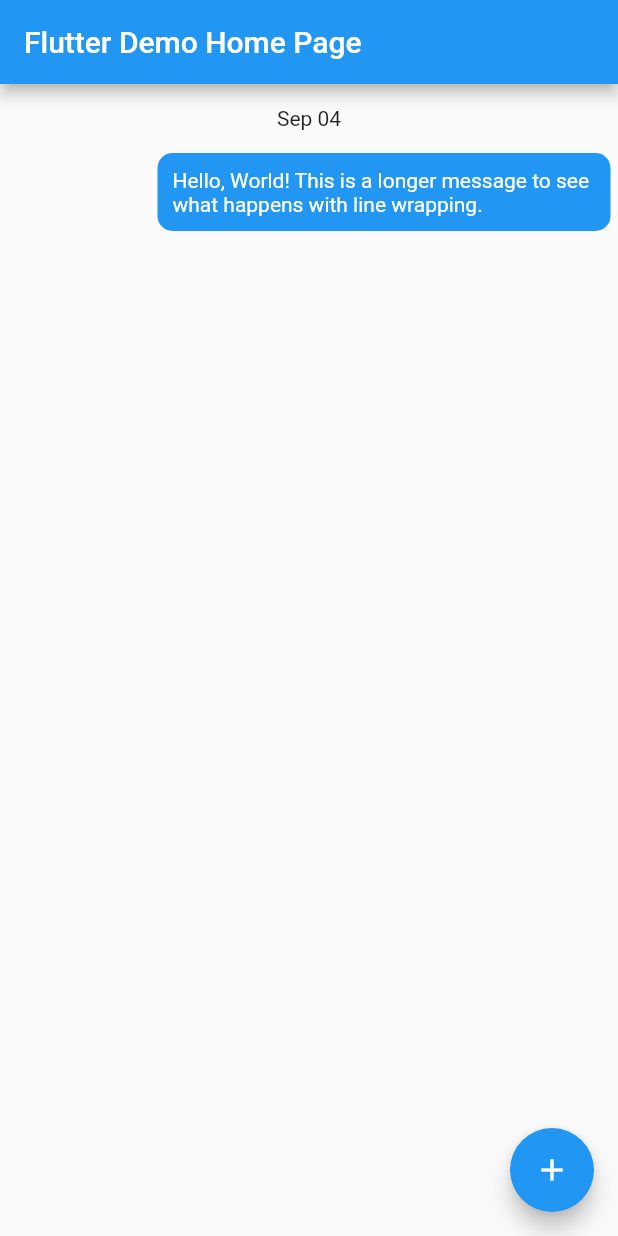
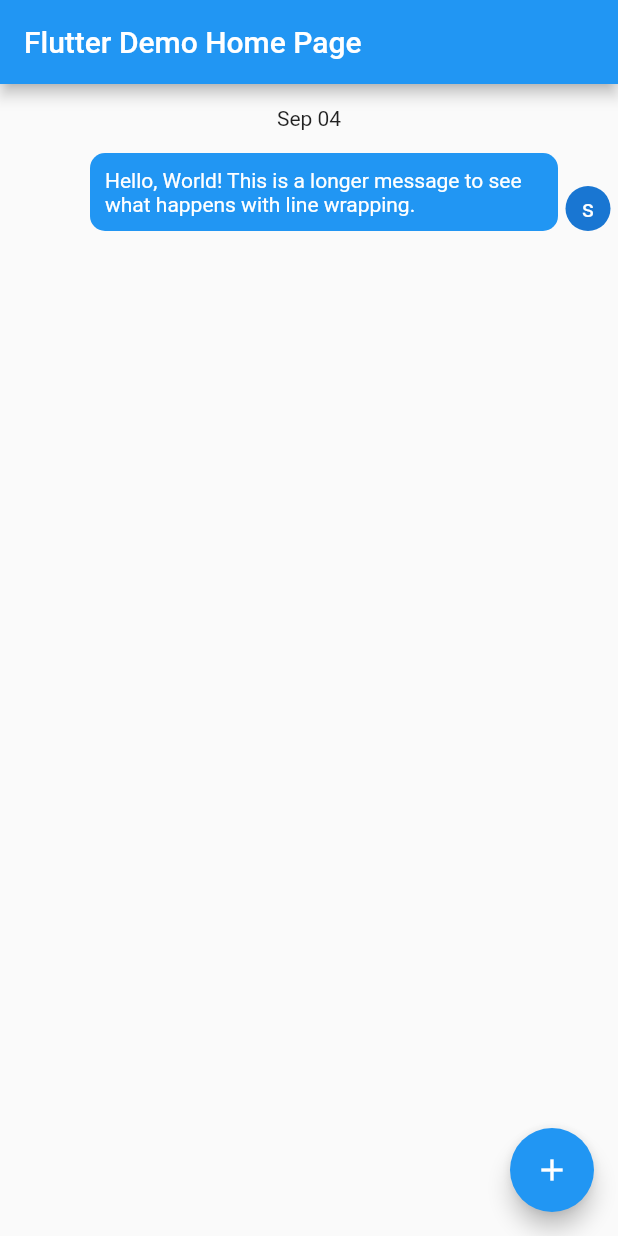
Before and after one commit to tomalabaster/messaging, a Flutter app: the screen it shows after launch, after a tap on the "add" icon, on a phone screen of 412 x 824 dp. Run offline on Flutter 3.47's test engine with Material 2 defaults, Android fonts, the phone set to English and light mode, and no system bars; our stand-ins replace freezed_annotation.

Commit message:
#5 - Message avatars

```diff
--- a/lib/src/widgets/message_thread.dart
+++ b/lib/src/widgets/message_thread.dart
@@ -2,42 +2,49 @@ import 'package:collection/collection.dart';
 import 'package:flutter/material.dart';
 import 'package:flutter/widgets.dart';
 import 'package:intl/intl.dart';
-import 'package:messaging/src/widgets/text_message_in.dart';
 
 import '../../messaging.dart';
 import '../models/message.dart';
+import 'text_message_in.dart';
 import 'text_message_out.dart';
 
 typedef MessageAlignment = Alignment? Function(Message message);
-typedef WidgetForMessage = Widget Function(
+typedef MessageWidgetBuilder = Widget Function(
   Message message,
   bool firstInSet,
   bool lastInSet,
 );
-typedef WidgetForDate = Widget Function(DateTime dateTime);
+typedef DateWidgetBuilder = Widget Function(DateTime dateTime);
+typedef AvatarWidgetBuilder<T> = Widget Function<T>(
+  T sender,
+  bool firstInSet,
+  bool lastInSet,
+);
 
-class MessageThread extends StatefulWidget {
+class MessageThread<T> extends StatefulWidget {
   final List<Message> messages;
   final MessageAlignment? messageAlignment;
-  final WidgetForMessage? widgetForMessage;
-  final WidgetForDate? widgetForDate;
-  final Object? sender;
+  final MessageWidgetBuilder? messageWidget;
+  final DateWidgetBuilder? dateWidget;
+  final AvatarWidgetBuilder<T>? avatarWidget;
+  final T? sender;
 
   MessageThread({
     Key? key,
     required List<Message> messages,
     this.messageAlignment,
-    this.widgetForMessage,
-    this.widgetForDate,
+    this.messageWidget,
+    this.dateWidget,
+    this.avatarWidget,
     this.sender,
   })  : this.messages = List.of(messages),
         super(key: key);
 
   @override
-  _MessageThreadState createState() => _MessageThreadState();
+  _MessageThreadState<T> createState() => _MessageThreadState<T>();
 }
 
-class _MessageThreadState extends State<MessageThread> {
+class _MessageThreadState<T> extends State<MessageThread> {
   late final ScrollController _scrollController;
 
   @override
@@ -108,10 +115,23 @@ class _MessageThreadState extends State<MessageThread> {
                           ? null
                           : this._messageAlignment(nextMessage);
 
-                      return Row(
-                        mainAxisAlignment:
-                            this._mainAxisAlignmentFromAlignment(alignment),
+                      final firstInSet = previousAlignment != alignment;
+                      final lastInSet = nextAlignment != alignment;
+
+                      final avatar = this._widgetForAvatar(
+                        message.sender as T,
+                        firstInSet,
+                        lastInSet,
+                      );
+
+                      return Padding(
+                        padding: const EdgeInsets.only(bottom: 5),
+                        child: Row(
+                          mainAxisAlignment: this
+                              ._rowMainAxisAlignmentFromAlignment(alignment),
+                          crossAxisAlignment: CrossAxisAlignment.end,
                           children: [
+                            if (this.widget.sender != message.sender) avatar,
                             Flexible(
                               child: ConstrainedBox(
                                 constraints: constraints.copyWith(
@@ -119,12 +139,14 @@ class _MessageThreadState extends State<MessageThread> {
                                 ),
                                 child: this._widgetForMessage(
                                   message,
-                                previousAlignment != alignment,
-                                nextAlignment != alignment,
+                                  firstInSet,
+                                  lastInSet,
                                 ),
                               ),
                             ),
+                            if (this.widget.sender == message.sender) avatar,
                           ],
+                        ),
                       );
                     },
                     childCount: messages.length,
@@ -155,20 +177,12 @@ class _MessageThreadState extends State<MessageThread> {
   }
 
   Alignment _defaultMessageAlignment(Message message) {
-    final sender = this.widget.sender;
-
-    if (sender == null) {
-      return this.widget.messages.indexOf(message) % 6 < 3
-          ? Alignment.centerRight
-          : Alignment.centerLeft;
-    } else {
-      return message.sender == sender
+    return message.sender == this.widget.sender
         ? Alignment.centerRight
         : Alignment.centerLeft;
   }
-  }
 
-  MainAxisAlignment _mainAxisAlignmentFromAlignment(Alignment alignment) {
+  MainAxisAlignment _rowMainAxisAlignmentFromAlignment(Alignment alignment) {
     if (alignment.x < 0) {
       return MainAxisAlignment.start;
     } else if (alignment.x > 0) {
@@ -179,7 +193,7 @@ class _MessageThreadState extends State<MessageThread> {
   }
 
   Widget _widgetForDate(DateTime date) {
-    return this.widget.widgetForDate?.call(date) ??
+    return this.widget.dateWidget?.call(date) ??
         this._defaultWidgetForDate(date);
   }
 
@@ -198,12 +212,34 @@ class _MessageThreadState extends State<MessageThread> {
     );
   }
 
+  Widget _widgetForAvatar(T sender, bool firstInSet, bool lastInSet) {
+    return this.widget.avatarWidget?.call(sender, firstInSet, lastInSet) ??
+        this.defaultWidgetForAvatar(sender, firstInSet, lastInSet);
+  }
+
+  Widget defaultWidgetForAvatar(T sender, bool firstInSet, bool lastInSet) {
+    if (lastInSet) {
+      final senderString = sender?.toString() ?? '';
+      final firstCharacter = senderString.isNotEmpty ? senderString[0] : '';
+
+      return Padding(
+        padding: const EdgeInsets.symmetric(horizontal: 5),
+        child: CircleAvatar(
+          maxRadius: 15,
+          child: Text(firstCharacter),
+        ),
+      );
+    } else {
+      return const SizedBox(width: 40);
+    }
+  }
+
   Widget _widgetForMessage(
     Message message,
     bool firstInSet,
     bool lastInSet,
   ) {
-    return this.widget.widgetForMessage?.call(message, firstInSet, lastInSet) ??
+    return this.widget.messageWidget?.call(message, firstInSet, lastInSet) ??
         this._defaultWidgetForMessage(message, firstInSet, lastInSet);
   }
 
@@ -212,17 +248,15 @@ class _MessageThreadState extends State<MessageThread> {
     bool firstInSet,
     bool lastInSet,
   ) {
-    final defaultAlignment = this._messageAlignment(message);
-
     switch (message.messageType) {
       case MessageType.text:
-        return defaultAlignment.x < 0
-            ? TextMessageIn(
+        return this.widget.sender == message.sender
+            ? TextMessageOut(
                 message: message,
                 firstInSet: firstInSet,
                 lastInSet: lastInSet,
               )
-            : TextMessageOut(
+            : TextMessageIn(
                 message: message,
                 firstInSet: firstInSet,
                 lastInSet: lastInSet,
--- a/lib/src/widgets/text_message_in.dart
+++ b/lib/src/widgets/text_message_in.dart
@@ -28,7 +28,6 @@ class TextMessageIn extends StatelessWidget {
         color: Colors.grey.shade300,
       ),
       duration: const Duration(milliseconds: 200),
-      margin: const EdgeInsets.only(bottom: 5, left: 5, right: 5),
       padding: const EdgeInsets.all(10),
       child: SelectableText(
         message.message ?? '',
--- a/lib/src/widgets/text_message_out.dart
+++ b/lib/src/widgets/text_message_out.dart
@@ -28,7 +28,6 @@ class TextMessageOut extends StatelessWidget {
         color: Theme.of(context).primaryColor,
       ),
       duration: const Duration(milliseconds: 200),
-      margin: const EdgeInsets.only(bottom: 5, left: 5, right: 5),
       padding: const EdgeInsets.all(10),
       child: SelectableText(
         message.message ?? '',
```
Lines whose indentation alone changed are shown as unchanged.
